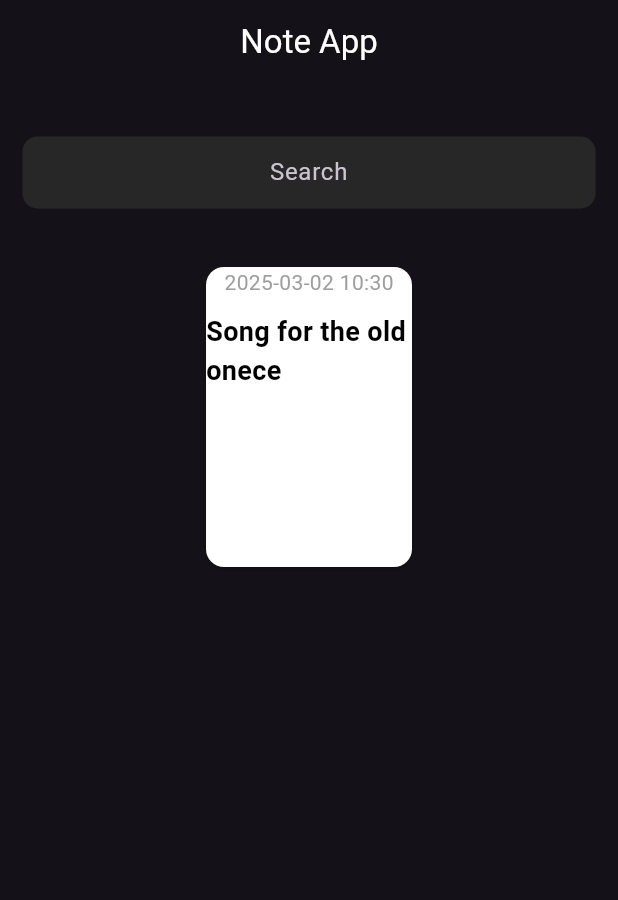
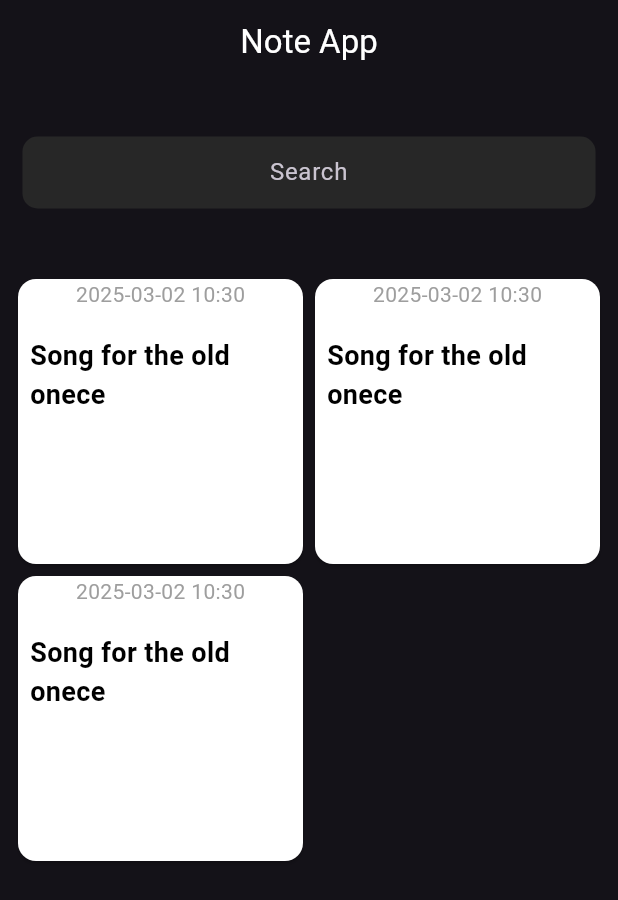
Before and after one commit to RaFiuL-RaZu/project1, a Flutter app: the screen it shows after launch, on a phone screen of 412 x 824 dp. Shown: the top 900 px of the screen. Run offline on Flutter 3.47's test engine with Material 3 defaults, Android fonts, the phone set to English and light mode, and no system bars.

Commit message:
note commit

```diff
--- a/lib/Others/NoteApp.dart
+++ b/lib/Others/NoteApp.dart
@@ -1,6 +1,7 @@
 
 
  import 'package:flutter/material.dart';
+import 'package:project1/Others/widget/NoteWidget.dart';
 
 class Noteapp extends StatefulWidget {
    const Noteapp({Key? key}) : super(key: key);
@@ -39,21 +40,17 @@ class Noteapp extends StatefulWidget {
                  ),
              ),
              SizedBox(height: 20,),
-             Card(
-               color: Colors.white,
-               child: SizedBox(
-                 height: 200,
-                 width: MediaQuery.sizeOf(context).width/3,
-                 child: Column(
-                   crossAxisAlignment: CrossAxisAlignment.center,
-                   children: [
-                     Text("${DateTime.now().toString().substring(0,16)}",style:TextStyle(color: Colors.grey),),
-                     SizedBox(height: 10,),
-                     Text("Song for the old onece",style: TextStyle(color: Colors.black,fontSize: 18,fontWeight: FontWeight.w600),),
-                   ],
-                 ),
-               ),
+             Padding(
+               padding: const EdgeInsets.all(8.0),
+               child: GridView.builder(
+                 shrinkWrap: true,
+                 itemCount: 3,
+                   gridDelegate: SliverGridDelegateWithFixedCrossAxisCount(crossAxisCount: 2),
+                   itemBuilder: (context,index){
+                 return NoteCardWidget();
+                   }),
              )
+
 
            ],
          ),
--- /dev/null
+++ b/lib/Others/widget/NoteWidget.dart
@@ -0,0 +1,31 @@
+
+
+import 'package:flutter/material.dart';
+
+class NoteCardWidget extends StatelessWidget {
+  const NoteCardWidget({
+    Key? key,
+  }) : super(key: key);
+
+  @override
+  Widget build(BuildContext context) {
+    return Card(
+      color: Colors.white,
+      child: SizedBox(
+        height: 200,
+        width: MediaQuery.sizeOf(context).width/3,
+        child: Column(
+          crossAxisAlignment: CrossAxisAlignment.center,
+          children: [
+            Text("${DateTime.now().toString().substring(0,16)}",style:TextStyle(color: Colors.grey),),
+            SizedBox(height: 10,),
+            Padding(
+              padding: const EdgeInsets.all(8.0),
+              child: Text("Song for the old onece",style: TextStyle(color: Colors.black,fontSize: 18,fontWeight: FontWeight.w600),),
+            ),
+          ],
+        ),
+      ),
+    );
+  }
+}
```
